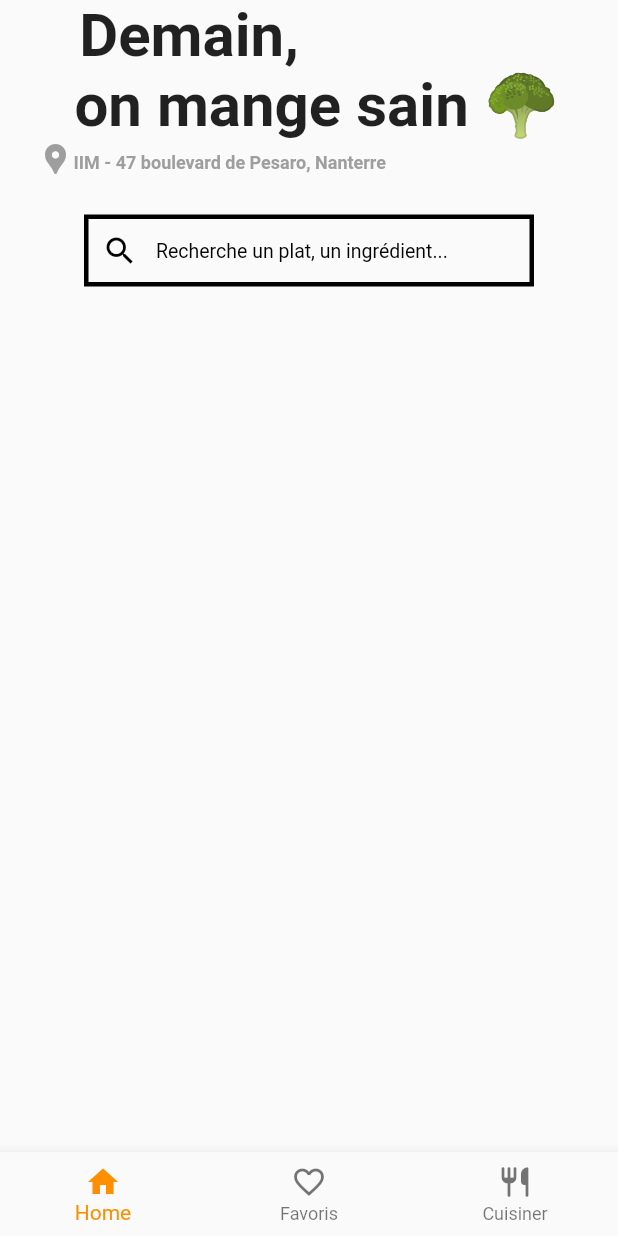
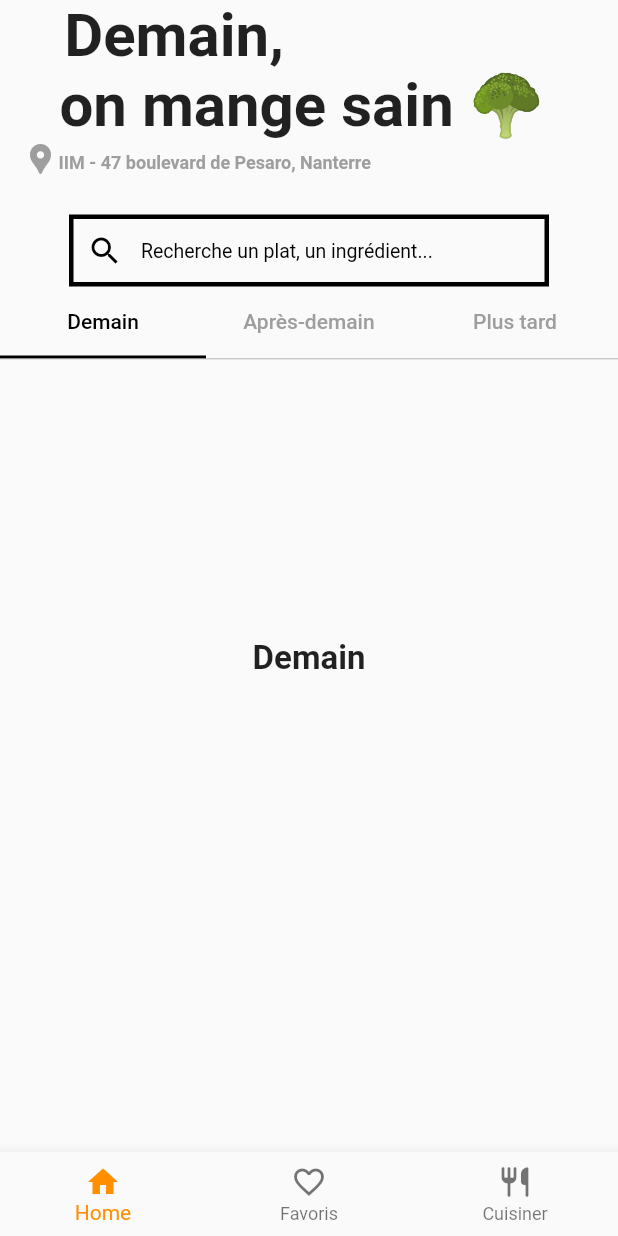
Before and after one commit to Harold-Gang/studeat, a Flutter app: the screen it shows after launch, on a phone screen of 412 x 824 dp. Run offline on Flutter 3.47's test engine with Material 2 defaults, Android fonts, the light colour scheme and no system bars.

Commit message:
ADD tabs

```diff
--- a/lib/home_page.dart
+++ b/lib/home_page.dart
@@ -13,22 +13,20 @@ class _HomePageState extends State<HomePage> {
   Widget build(BuildContext context) {
     return Scaffold(
       body: SafeArea(
-        child: Container(
-          alignment: Alignment.topLeft,
           child: Column(
             children: [
               const Padding(
-                padding: EdgeInsets.only(right: 160), //apply padding to some sides only
+                padding: EdgeInsets.only(right: 180), //apply padding to some sides only
                 child: Text("Demain,", style: TextStyle(fontSize: 40, fontWeight: FontWeight.bold)),
               ),
               const Padding(
-                padding: EdgeInsets.only(left: 10), //apply padding to some sides only
+                padding: EdgeInsets.only(right: 10), //apply padding to some sides only
                 child: Text("on mange sain 🥦", style: TextStyle(fontSize: 40, fontWeight: FontWeight.bold)),
               ),
               Row(
                 children: const [
                   Padding(
-                    padding: EdgeInsets.only(left: 25, bottom: 25), //apply padding to some sides only
+                    padding: EdgeInsets.only(left: 15, bottom: 25), //apply padding to some sides only
                     child: Icon(Icons.location_pin, color: Colors.grey),
                   ),
                   Padding(
@@ -38,7 +36,7 @@ class _HomePageState extends State<HomePage> {
                 ],
               ),
               const SizedBox(
-                width: 300,
+                width: 320,
                 child: TextField(
                 decoration: InputDecoration(
                   prefixIcon: Icon(Icons.search, color: Colors.black),
@@ -51,10 +49,50 @@ class _HomePageState extends State<HomePage> {
                   contentPadding: EdgeInsets.symmetric(vertical: 10)
                 ),
               ),
+              ),
+              DefaultTabController(
+                length: 3,
+                initialIndex: 0,
+                child: Column(crossAxisAlignment: CrossAxisAlignment.stretch, children: <Widget>[
+                  Container(
+                    child: const TabBar(
+                      labelColor: Colors.black,
+                      unselectedLabelColor: Colors.grey,
+                      indicatorColor: Colors.black,
+                      tabs: [
+                        Tab(text: 'Demain'),
+                        Tab(text: 'Après-demain'),
+                        Tab(text: 'Plus tard')
+                      ],
+                    ),
+                  ),
+                  Container(
+                    height: 400,
+                    decoration: const BoxDecoration(
+                    border: Border(top: BorderSide(color: Colors.grey, width: 0.5))
+                    ),
+                    child: TabBarView(children: <Widget>[
+                  Container(
+                    child: const Center(
+                      child: Text('Demain', style: TextStyle(fontSize: 22, fontWeight: FontWeight.bold)),
+                    ),
+                  ),
+                  Container(
+                    child: const Center(
+                      child: Text('Après-demain', style: TextStyle(fontSize: 22, fontWeight: FontWeight.bold)),
+                    ),
+                  ),
+                  Container(
+                    child: const Center(
+                      child: Text('Plus tard', style: TextStyle(fontSize: 22, fontWeight: FontWeight.bold)),
+                    ),
+                  ),
+                ]),
+                ),
+                ])
               )
             ],
           ),
-        ),
       ),
     );
   }
```
